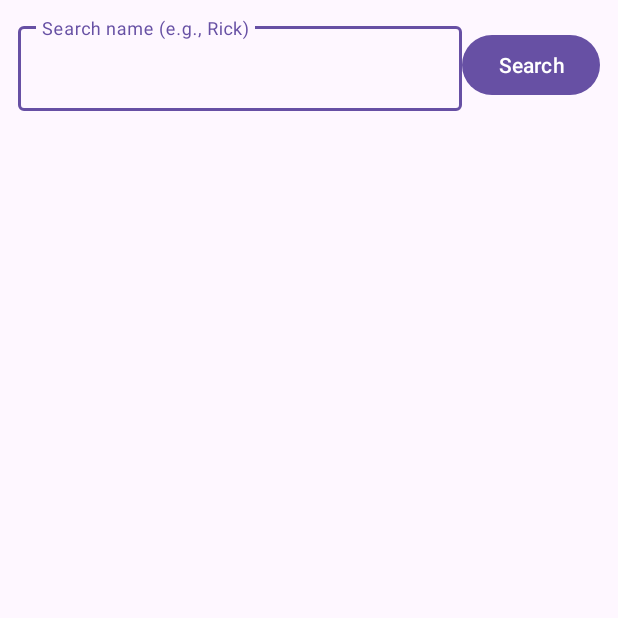
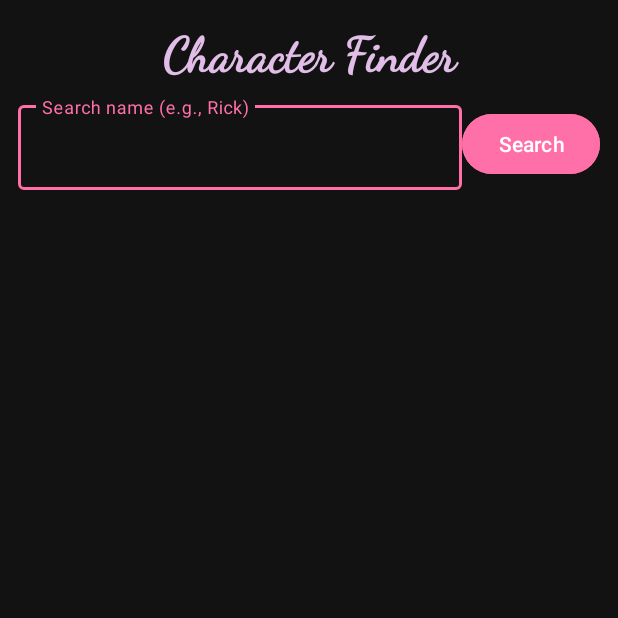
Before and after one commit to Jadeamoura/proj7, an Android app: the screen it shows after launch (MainActivity), on a phone screen of 412 x 824 dp, the top half of it. Run offline under Robolectric (Android 15) with nearby library versions, the phone set to English and light mode, and no system bars; libraries missing offline, so code that uses them is left out: com.codepath.asynchttpclient; pictures from the network do not load; 2 statements that could not run were skipped.

Commit message:
updated for project 7

```diff
--- a/app/src/main/res/layout/activity_main.xml
+++ b/app/src/main/res/layout/activity_main.xml
@@ -4,23 +4,42 @@
     xmlns:app="http://schemas.android.com/apk/res-auto"
     android:layout_width="match_parent"
     android:layout_height="match_parent"
-    android:padding="12dp">
+    android:padding="12dp"
+    android:background="@color/app_background">
+
+    <!-- App title using Dancing Script -->
+    <TextView
+        android:id="@+id/tvTitle"
+        android:layout_width="0dp"
+        android:layout_height="wrap_content"
+        android:text="Character Finder"
+        style="@style/AppTitleText"
+        android:gravity="center"
+        app:layout_constraintTop_toTopOf="parent"
+        app:layout_constraintStart_toStartOf="parent"
+        app:layout_constraintEnd_toEndOf="parent"
+        app:layout_constraintBottom_toTopOf="@+id/tilQuery"
+        app:layout_constraintVertical_chainStyle="packed"
+        android:layout_marginBottom="8dp"/>
 
     <com.google.android.material.textfield.TextInputLayout
         android:id="@+id/tilQuery"
         android:layout_width="0dp"
         android:layout_height="wrap_content"
         android:hint="@string/search_hint"
-        app:layout_constraintTop_toTopOf="parent"
+        app:layout_constraintTop_toBottomOf="@id/tvTitle"
         app:layout_constraintStart_toStartOf="parent"
-        app:layout_constraintEnd_toStartOf="@+id/btnSearch">
+        app:layout_constraintEnd_toStartOf="@+id/btnSearch"
+        android:layout_marginTop="8dp">
 
         <com.google.android.material.textfield.TextInputEditText
             android:id="@+id/etQuery"
             android:layout_width="match_parent"
             android:layout_height="wrap_content"
             android:imeOptions="actionSearch"
-            android:inputType="text" />
+            android:inputType="text"
+            android:textColor="@color/text_primary"
+            android:textColorHint="@color/text_secondary"/>
     </com.google.android.material.textfield.TextInputLayout>
 
     <com.google.android.material.button.MaterialButton
@@ -30,7 +49,10 @@
         android:text="@string/search"
         app:layout_constraintTop_toTopOf="@+id/tilQuery"
         app:layout_constraintBottom_toBottomOf="@+id/tilQuery"
-        app:layout_constraintEnd_toEndOf="parent" />
+        app:layout_constraintEnd_toEndOf="parent"
+        android:layout_marginStart="8dp"
+        android:textAllCaps="false"
+        android:backgroundTint="@color/accent_pink"/>
 
     <androidx.recyclerview.widget.RecyclerView
         android:id="@+id/rvCharacters"
@@ -39,6 +61,7 @@
         app:layout_constraintTop_toBottomOf="@+id/tilQuery"
         app:layout_constraintBottom_toBottomOf="parent"
         app:layout_constraintStart_toStartOf="parent"
-        app:layout_constraintEnd_toEndOf="parent" />
+        app:layout_constraintEnd_toEndOf="parent"
+        android:layout_marginTop="12dp"/>
 
 </androidx.constraintlayout.widget.ConstraintLayout>
--- a/app/src/main/res/layout/item_character.xml
+++ b/app/src/main/res/layout/item_character.xml
@@ -5,7 +5,8 @@
     android:layout_height="wrap_content"
     android:layout_margin="8dp"
     card_view:cardCornerRadius="16dp"
-    card_view:cardUseCompatPadding="true">
+    card_view:cardUseCompatPadding="true"
+    card_view:cardBackgroundColor="@color/card_background">
 
     <LinearLayout
         android:layout_width="match_parent"
@@ -28,12 +29,12 @@
             android:orientation="vertical"
             android:paddingStart="12dp">
 
+            <!-- Uses Dancing Script -->
             <TextView
                 android:id="@+id/tvName"
                 android:layout_width="wrap_content"
                 android:layout_height="wrap_content"
-                android:textStyle="bold"
-                android:textSize="18sp"
+                style="@style/CharacterNameText"
                 android:maxLines="1"
                 android:ellipsize="end" />
 
@@ -42,7 +43,7 @@
                 android:layout_width="wrap_content"
                 android:layout_height="wrap_content"
                 android:textSize="14sp"
-                android:alpha="0.9"
+                android:textColor="@color/text_secondary"
                 android:maxLines="1"
                 android:ellipsize="end" />
 
@@ -51,9 +52,10 @@
                 android:layout_width="wrap_content"
                 android:layout_height="wrap_content"
                 android:textSize="12sp"
-                android:alpha="0.8"
+                android:textColor="@color/text_secondary"
                 android:maxLines="1"
                 android:ellipsize="end" />
+
         </LinearLayout>
     </LinearLayout>
 </androidx.cardview.widget.CardView>
--- a/app/src/main/res/values/colors.xml
+++ b/app/src/main/res/values/colors.xml
@@ -1,5 +1,16 @@
 <?xml version="1.0" encoding="utf-8"?>
 <resources>
+    <!-- Base colors -->
     <color name="black">#FF000000</color>
     <color name="white">#FFFFFFFF</color>
+
+    <!-- App theme colors -->
+    <color name="app_background">#121212</color>
+    <color name="card_background">#1E1E1E</color>
+    <color name="accent_pink">#FF6FA8</color>
+
+    <!-- Text colors -->
+    <color name="text_primary">#FFFFFFFF</color>
+    <color name="text_secondary">#B3FFFFFF</color>
+    <color name="title_color">#FFE1BEE7</color> <!-- soft lilac/pink for the script font -->
 </resources>
--- /dev/null
+++ b/app/src/main/res/values/styles.xml
@@ -0,0 +1,19 @@
+<?xml version="1.0" encoding="utf-8"?>
+<resources>
+
+    <!-- Big script title on the main screen -->
+    <style name="AppTitleText">
+        <item name="android:fontFamily">@font/dancing_script</item>
+        <item name="android:textSize">32sp</item>
+        <item name="android:textColor">@color/title_color</item>
+        <item name="android:textStyle">bold</item>
+    </style>
+
+    <!-- Character name in the RecyclerView card -->
+    <style name="CharacterNameText">
+        <item name="android:fontFamily">@font/dancing_script</item>
+        <item name="android:textSize">22sp</item>
+        <item name="android:textColor">@color/text_primary</item>
+    </style>
+
+</resources>
--- a/app/src/main/res/values/themes.xml
+++ b/app/src/main/res/values/themes.xml
@@ -1,7 +1,28 @@
+<?xml version="1.0" encoding="utf-8"?>
 <resources xmlns:tools="http://schemas.android.com/tools">
+
     <style name="Theme.Proj6" parent="Theme.Material3.DayNight.NoActionBar">
-        <!-- Customize if needed -->
-        <item name="android:statusBarColor">?attr/colorSurface</item>
-        <item name="android:navigationBarColor">?attr/colorSurface</item>
+        <!-- App brand colors -->
+        <item name="colorPrimary">@color/accent_pink</item>
+        <item name="colorOnPrimary">@color/white</item>
+
+        <!-- Surface/background colors -->
+        <item name="colorSurface">@color/app_background</item>
+        <item name="colorOnSurface">@color/text_primary</item>
+
+        <!-- System bars -->
+        <item name="android:statusBarColor">@color/app_background</item>
+        <item name="android:navigationBarColor">@color/app_background</item>
+
+        <!-- Default background -->
+        <item name="android:windowBackground">@color/app_background</item>
+
+        <!-- Material 3 overrides (non-android namespace) -->
+        <item name="android:textColorPrimary">@color/text_primary</item>
+        <item name="android:textColorSecondary">@color/text_secondary</item>
+
+        <!-- Just telling tools what theme is used in previews -->
+        <item name="android:forceDarkAllowed" tools:targetApi="q">true</item>
     </style>
+
 </resources>
```
Also changed, not shown: app/src/main/res/font/dancing_script.ttf (added).
